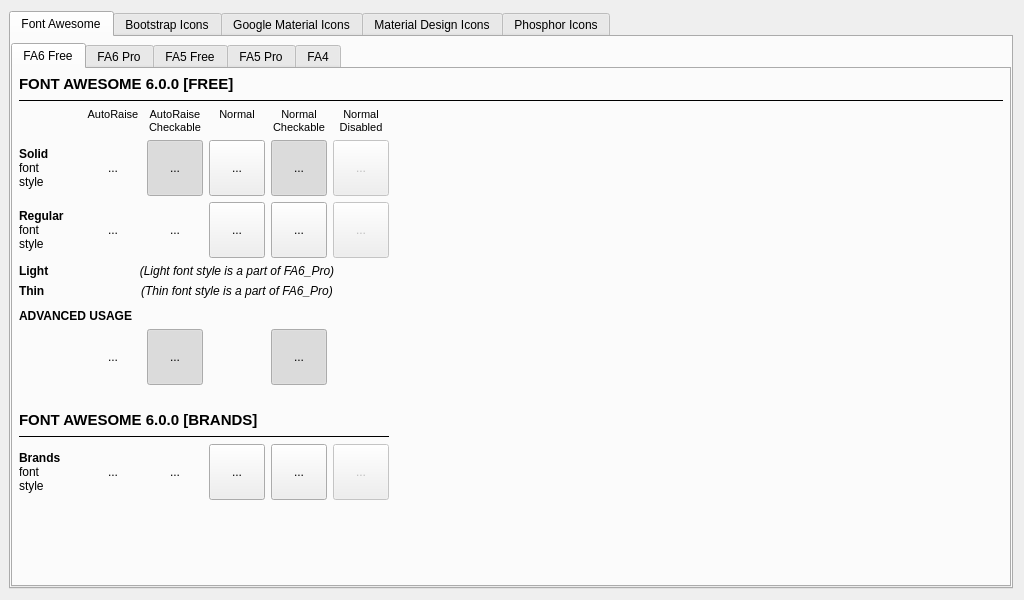
The window that sample/WidgetSample.ui (philvl/ZFontIcon) describes before a commit, drawn with Qt 5.
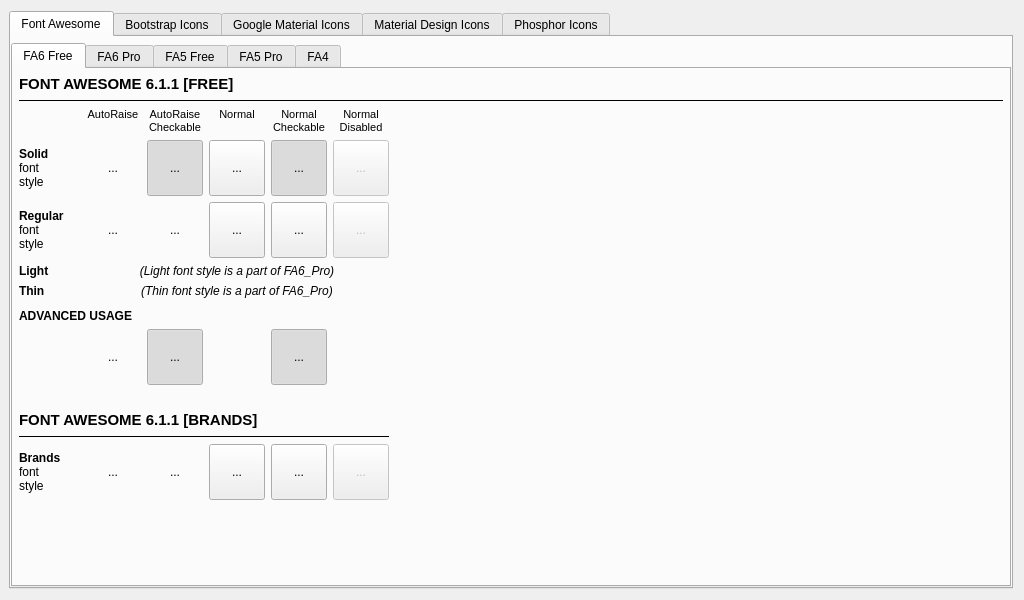
The same window after the commit.

Patch:
```diff
--- a/sample/WidgetSample.ui
+++ b/sample/WidgetSample.ui
@@ -76,7 +76,7 @@
               </font>
              </property>
              <property name="text">
-              <string>FONT AWESOME 6.0.0 [FREE]</string>
+              <string>FONT AWESOME 6.1.1 [FREE]</string>
              </property>
             </widget>
            </item>
@@ -360,7 +360,7 @@
                 </font>
                </property>
                <property name="text">
-                <string>FONT AWESOME 6.0.0 [BRANDS]</string>
+                <string>FONT AWESOME 6.1.1 [BRANDS]</string>
                </property>
               </widget>
              </item>
```
Left out of the diff: 4 changed lines with no effect on the pictures.
